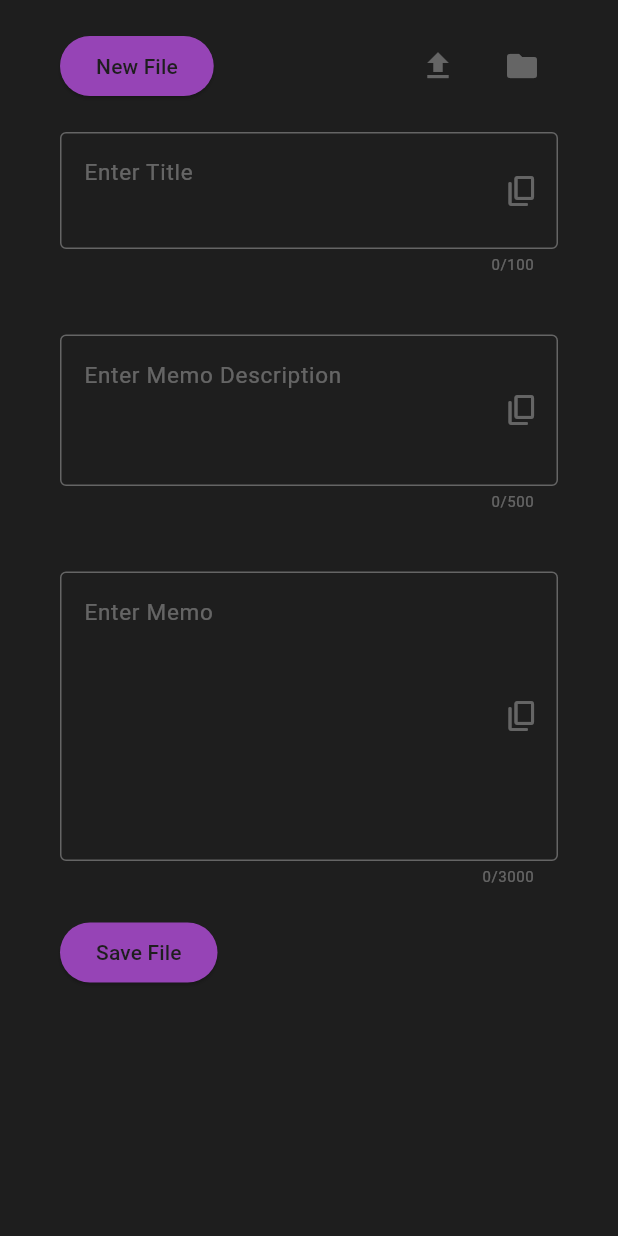
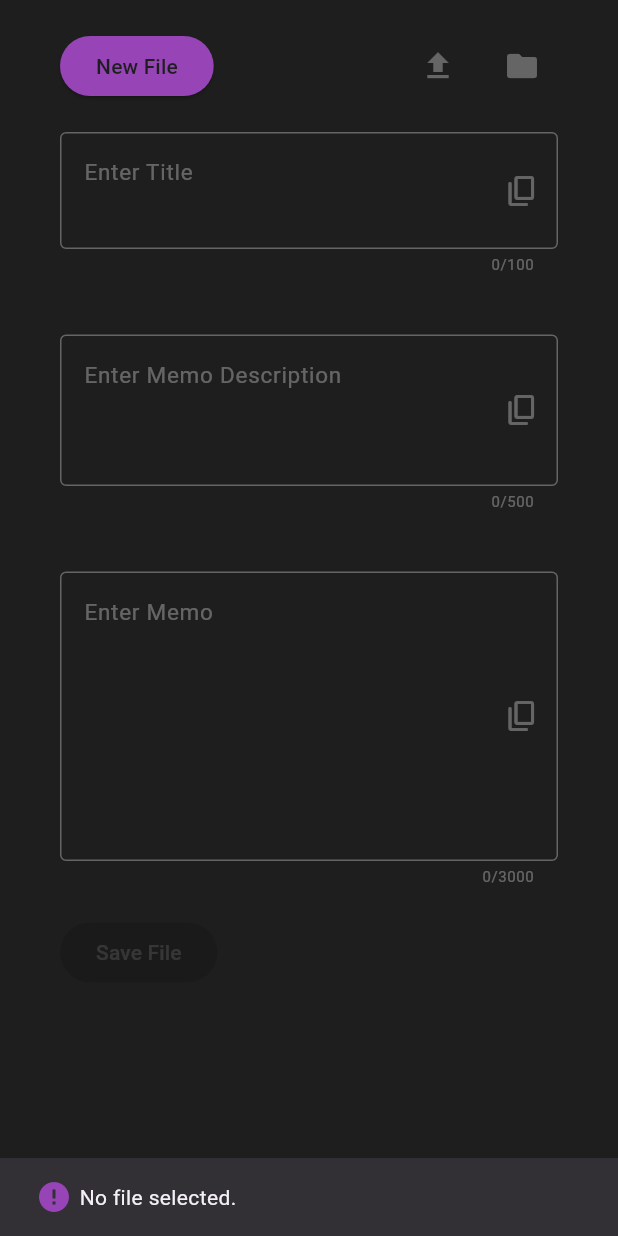
Before and after one commit to kihyun1998/meta_note, a Flutter app: the screen it shows after launch, after a tap on the "file upload" icon, on a phone screen of 412 x 824 dp. Run offline on Flutter 3.47's test engine with Material 3 defaults, Android fonts, the phone set to English and light mode, and no system bars; our stand-ins replace file_picker.

Commit message:
파일 업로드 기능 추가

```diff
--- a/lib/screens/home_screen.dart
+++ b/lib/screens/home_screen.dart
@@ -62,7 +62,10 @@ class _HomeScreenState extends State<HomeScreen> {
                 _mainButton(() => null, 'New File'),
                 Row(
                   children: [
-                    _actionButton(() => null, Icons.file_upload),
+                    _actionButton(
+                      () => fileService.loadFile(context),
+                      Icons.file_upload,
+                    ),
                     const SizedBox(width: 8),
                     _actionButton(() => null, Icons.folder),
                   ],
@@ -95,7 +98,11 @@ class _HomeScreenState extends State<HomeScreen> {
             ),
             Row(
               children: [
-                _mainButton(() => null, 'Save File'),
+                _mainButton(
+                    fileService.fieldsNotEmpty
+                        ? () => fileService.saveContent(context)
+                        : null,
+                    'Save File'),
               ],
             ),
           ],
--- a/lib/services/file_service.dart
+++ b/lib/services/file_service.dart
@@ -53,9 +53,35 @@ class FileService {
         }
       }
       SnackBarUtils.showSnackBar(
-          context, Icons.check, 'File saved successfully');
+          context, Icons.check, 'File saved successfully.');
     } catch (e) {
       SnackBarUtils.showSnackBar(context, Icons.error, 'File is not saved.');
+      debugPrint("[ERROR] : ${e.toString()}");
+    }
+  }
+
+  // 파일 로드
+  void loadFile(context) async {
+    try {
+      // 파일 가져오기 => FilePicker.platform.pickFiles()
+      FilePickerResult? result = await FilePicker.platform.pickFiles();
+      if (result != null) {
+        File file = File(result.files.single.path!); // 파일 경로로 불러오기
+        debugPrint(result.files.single.path);
+        _selectedFile = file;
+
+        final fileContent = await file.readAsString();
+        final lines = fileContent.split('\n\n');
+        titleController.text = lines[1];
+        descriptionController.text = lines[3];
+        memoController.text = lines[5];
+        SnackBarUtils.showSnackBar(
+            context, Icons.upload_file, 'File uploaded successfully.');
+      } else {
+        SnackBarUtils.showSnackBar(context, Icons.error, 'No file selected.');
+      }
+    } catch (e) {
+      SnackBarUtils.showSnackBar(context, Icons.error, 'Fails to load file');
       debugPrint("[ERROR] : ${e.toString()}");
     }
   }
```
